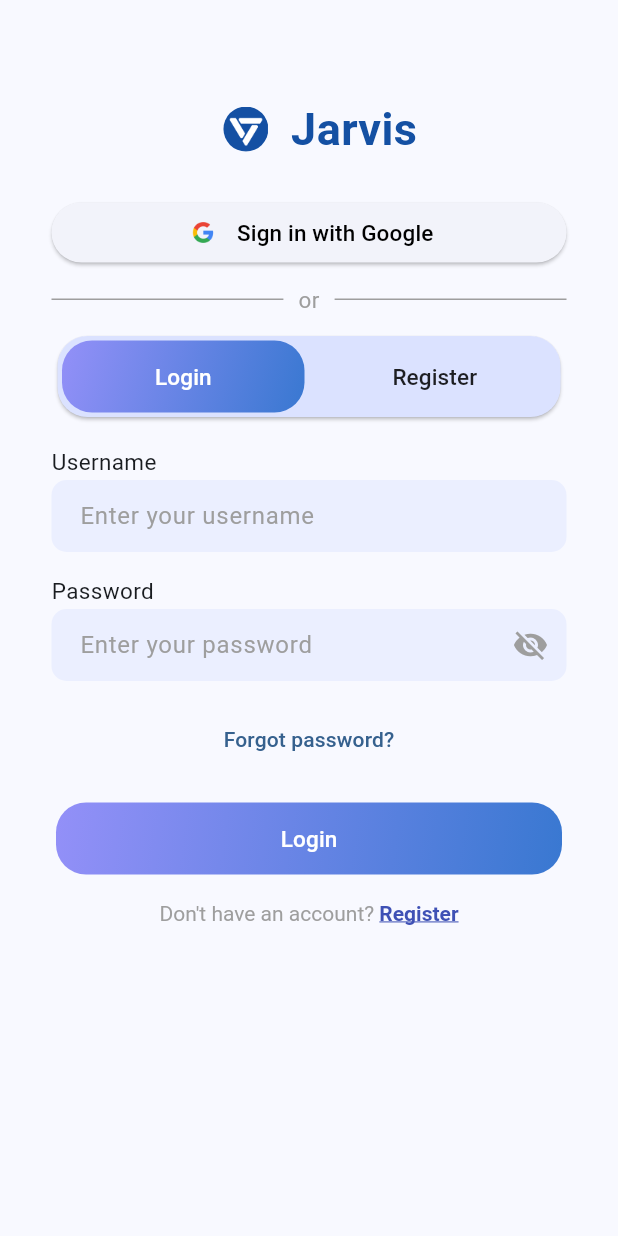
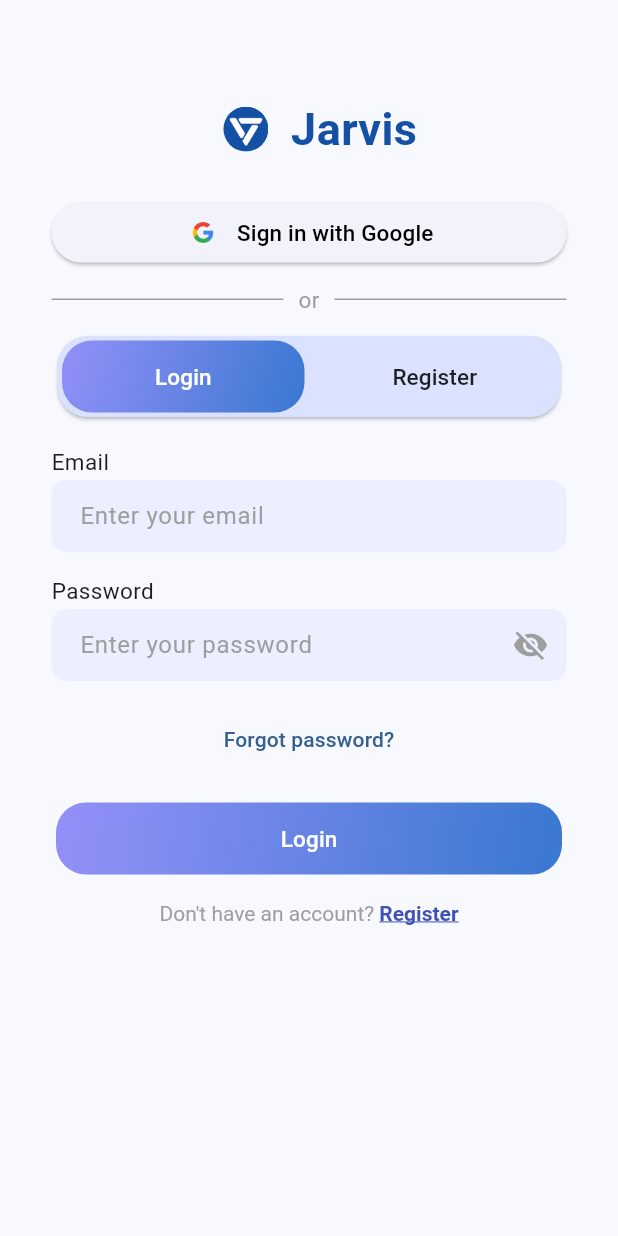
Before and after one commit to VHKhai2003/MobileProject, a Flutter app: the screen it shows after launch, on a phone screen of 412 x 824 dp. Run offline on Flutter 3.47's test engine with Material 3 defaults, Android fonts, the phone set to English and light mode, and no system bars; our stand-ins replace dio, file_picker, flutter_secure_storage, flutter_spinkit, fluttertoast; accounts and stored records are empty.

```diff
--- a/lib/features/auth/presentation/LoginPage.dart
+++ b/lib/features/auth/presentation/LoginPage.dart
@@ -45,7 +45,7 @@ class _LoginPageState extends State<LoginPage> {
 
     final authProvider = Provider.of<AuthProvider>(context, listen: false);
 
-    final email = usernameController.text.trim();
+    final email = emailController.text.trim();
     final password = passwordController.text;
 
     final emailRegex = RegExp(r'^[a-zA-Z0-9]+([._]?[a-zA-Z0-9]+)*@[a-zA-Z0-9]+([.][a-zA-Z]{2,3})+$');
@@ -183,17 +183,7 @@ class _LoginPageState extends State<LoginPage> {
         FocusScope.of(context).unfocus();
       },
       child: Scaffold(
-        appBar: AppBar(
-          // leading: IconButton(
-          //     onPressed: () {
-          //       Navigator.of(context).pop();
-          //     },
-          //     icon: const Icon(
-          //       Icons.arrow_back,
-          //       size: 25,
-          //       color: Colors.grey,
-          //     )),
-        ),
+        appBar: AppBar(),
         body: ListView(
             padding: EdgeInsets.only(
                 bottom: MediaQuery.of(context).viewInsets.bottom + 30),
@@ -226,15 +216,13 @@ class _LoginPageState extends State<LoginPage> {
                                   currentState == 'Login' ? true : false,
                               onMessageChange: _updateState),
                           const SizedBox(height: 15),
-                          Field(
-                              fieldName: 'Username',
-                              controller: usernameController,
-                              focusNode: usernameFocusNode,
-                              focusNodeNext: currentState == "Register"
-                                  ? emailFocusNode
-                                  : passwordFocusNode),
-                          const SizedBox(height: 15),
                           if (currentState == "Register") ...[
+                            Field(
+                                fieldName: 'Username',
+                                controller: usernameController,
+                                focusNode: usernameFocusNode,
+                                focusNodeNext: emailFocusNode),
+                            const SizedBox(height: 15),
                             Field(
                                 fieldName: 'Email',
                                 controller: emailController,
@@ -250,6 +238,12 @@ class _LoginPageState extends State<LoginPage> {
                             const SizedBox(height: 15),
                           ],
                           if (currentState == "Login") ...[
+                            Field(
+                                fieldName: 'Email',
+                                controller: emailController,
+                                focusNode: emailFocusNode,
+                                focusNodeNext: passwordFocusNode),
+                            const SizedBox(height: 15),
                             PasswordField(
                               controller: passwordController,
                               focusNode: passwordFocusNode,
--- a/lib/features/profile/presentation/token-usage/TokenUsage.dart
+++ b/lib/features/profile/presentation/token-usage/TokenUsage.dart
@@ -77,11 +77,11 @@ class TokenUsage extends StatelessWidget {
                 Text("Total", style: TextStyle(fontWeight: FontWeight.bold))
               ],
             ),
-            TokenUsageWidget(totalTokens: tokenUsageProvider.tokenUsageModel.totalTokens, usedTokens: tokenUsageProvider.tokenUsageModel.availableTokens),
+            TokenUsageWidget(totalTokens: tokenUsageProvider.tokenUsageModel.totalTokens, usedTokens: tokenUsageProvider.tokenUsage),
             Row(
               mainAxisAlignment: MainAxisAlignment.spaceBetween,
               children: [
-                Text("${tokenUsageProvider.tokenUsageModel.availableTokens}"),
+                Text("${tokenUsageProvider.tokenUsage}"),
                 Text("${tokenUsageProvider.tokenUsageModel.totalTokens}")
               ],
             ),
--- a/lib/shared/widgets/drawer/NavigationDrawer.dart
+++ b/lib/shared/widgets/drawer/NavigationDrawer.dart
@@ -197,11 +197,11 @@ class _NavigationDrawerState extends State<NavigationDrawer> {
                           ),
                         ],
                       ),
-                      TokenUsageWidget(totalTokens: tokenUsageProvider.tokenUsageModel.totalTokens, usedTokens: tokenUsageProvider.tokenUsageModel.availableTokens),
+                      TokenUsageWidget(totalTokens: tokenUsageProvider.tokenUsageModel.totalTokens, usedTokens: tokenUsageProvider.tokenUsage),
                       Row(
                         mainAxisAlignment: MainAxisAlignment.spaceBetween,
                         children: [
-                          Text("${tokenUsageProvider.tokenUsageModel.availableTokens}"),
+                          Text("${tokenUsageProvider.tokenUsage}"),
                           Text("${tokenUsageProvider.tokenUsageModel.totalTokens}")
                         ],
                       ),
```
Also changed, not shown: lib/features/profile/presentation/account/AccountInfo.dart (+6 -2 lines).
